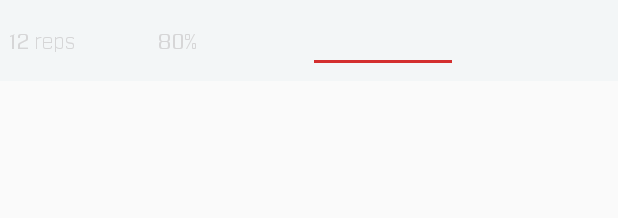
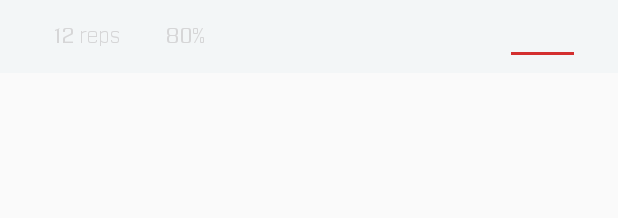
Before and after one commit to bealeung/mighty, an Android app: the layout set_listview.xml on its own in the app's theme, with its tools: preview values and no code run, on a phone screen of 412 x 824 dp. Shown: the top 218 px of the screen. Run offline under Robolectric (Android 15) with nearby library versions, the phone set to English and light mode, and no system bars.

Commit message:
Fixed UI of main screen

```diff
--- a/Mighty/src/main/res/font/industry_demi.xml
+++ b/Mighty/src/main/res/font/industry_demi.xml
@@ -2,7 +2,7 @@
 <font-family xmlns:android="http://schemas.android.com/apk/res/android">
     <font
         android:fontStyle="normal"
-        android:fontWeight="300"
+        android:fontWeight="600"
         android:font="@font/industry_demi_font" />
 
 </font-family>
--- a/Mighty/src/main/res/layout/set_listview.xml
+++ b/Mighty/src/main/res/layout/set_listview.xml
@@ -8,42 +8,62 @@
     android:background="@color/light_shade_background"
     android:orientation="vertical">
 
+    <android.support.constraint.ConstraintLayout
+        android:id="@+id/setConstraint"
+        android:layout_width="match_parent"
+        android:layout_height="match_parent"
+        android:padding="5dp">
+
         <LinearLayout
             android:id="@+id/setDetailsHorizontalLayout"
             android:layout_width="wrap_content"
             android:layout_height="wrap_content"
+            android:gravity="center_vertical"
             android:orientation="horizontal"
-        android:padding="5dp"
             app:layout_constraintStart_toStartOf="parent"
+            app:layout_constraintBottom_toBottomOf="parent"
             app:layout_constraintTop_toTopOf="parent">
-
-
             <TextView
                 android:id="@+id/repsTextView"
-            android:layout_width="100dp"
+                android:layout_width="75dp"
                 android:layout_height="wrap_content"
+                android:layout_marginLeft="30dp"
                 android:layout_weight="1"
                 android:text="12 reps"
-            android:textColor="@color/cast_expanded_controller_background_color" />
+                android:textColor="@color/cast_expanded_controller_background_color"
+                android:textSize="14sp" />
 
             <TextView
                 android:id="@+id/percentageTextView"
-            android:layout_width="100dp"
+                android:layout_width="75dp"
                 android:layout_height="wrap_content"
                 android:layout_weight="1"
+                android:gravity="center_vertical"
                 android:text="80%"
-            android:textColor="@color/cast_expanded_controller_background_color" />
+                android:textColor="@color/cast_expanded_controller_background_color"
+                android:textSize="14sp" />
+
+        </LinearLayout>
 
         <EditText
             android:id="@+id/enterWeightEditText"
             style="@android:style/Widget.EditText"
-            android:layout_width="100dp"
+            android:layout_width="50dp"
             android:layout_height="wrap_content"
+            android:layout_marginRight="20dp"
             android:layout_weight="1"
             android:ems="10"
+            android:gravity="center_vertical|center"
             android:inputType="number"
+            android:textColor="@color/cast_expanded_controller_background_color"
             android:textColorLink="@color/Main_Blue"
-            android:textColor="@color/cast_expanded_controller_background_color" />
-    </LinearLayout>
+            android:textSize="14sp"
+            android:fontFamily="@font/aaux_regular"
+            app:layout_constraintBottom_toBottomOf="parent"
+            app:layout_constraintEnd_toEndOf="@id/setConstraint"
+            app:layout_constraintTop_toTopOf="parent" />
+    </android.support.constraint.ConstraintLayout>
+
+
 
 </LinearLayout>
--- a/Mighty/src/main/res/values/colors.xml
+++ b/Mighty/src/main/res/values/colors.xml
@@ -3,4 +3,8 @@
     <color name="Main_Red">#d32f2f</color>
     <color name="light_shade_background">#f3f6f7</color>
     <color name="Main_Blue">#00416b</color>
+    <color name="border_grey">#f5f5f5</color>
+    <color name="transparent">#00ffffff</color>
+    <color name="white">#ffffff</color>
+    <color name="background_color">#fafafa</color>
 </resources>
--- a/Mighty/src/main/res/values/styles.xml
+++ b/Mighty/src/main/res/values/styles.xml
@@ -13,6 +13,7 @@
         <!-- Customize your theme here. -->
         <item name="colorAccent">@color/Main_Red</item>
         <item name="android:fontFamily">@font/industry_book_font</item>
+        <item name="android:windowBackground">@color/background_color</item>
     </style>
 
 </resources>
```
Also changed, not shown: Mighty/src/main/res/drawable/border_grey.xml (added, +18 -0 lines), Mighty/src/main/res/font/aaux.xml (added, +8 -0 lines), Mighty/src/main/res/layout/activity_main.xml (+7 -7 lines), Mighty/src/main/res/layout/log_listview.xml (+5 -4 lines), Mighty/src/main/res/font/aaux_regular.ttf (added), 102 other files. Lines whose indentation alone changed are shown as unchanged.
